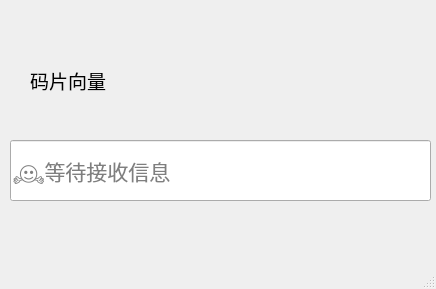
Above: CDM/ui/receiver.ui from metetorsnow/CN-expi-channel-reuse before the change. Below: the same form after it.
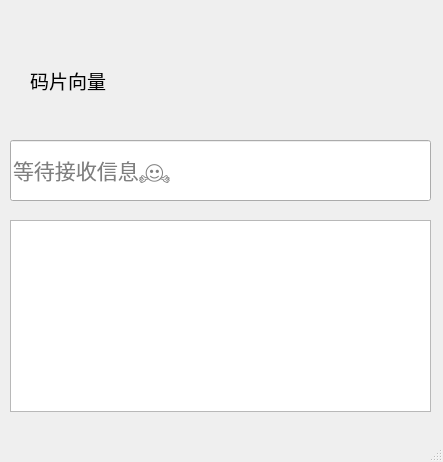
That is the form after the change.

```diff
--- a/CDM/ui/receiver.ui
+++ b/CDM/ui/receiver.ui
@@ -6,8 +6,8 @@
    <rect>
     <x>0</x>
     <y>0</y>
-    <width>436</width>
-    <height>289</height>
+    <width>443</width>
+    <height>462</height>
    </rect>
   </property>
   <property name="font">
@@ -43,7 +43,7 @@
      <bool>true</bool>
     </property>
     <property name="placeholderText">
-     <string>🤗等待接收信息</string>
+     <string>等待接收信息🤗</string>
     </property>
    </widget>
    <widget class="QLabel" name="label">
@@ -65,6 +65,23 @@
      <string>码片向量</string>
     </property>
    </widget>
+   <widget class="QTextBrowser" name="textBrowser">
+    <property name="geometry">
+     <rect>
+      <x>10</x>
+      <y>220</y>
+      <width>421</width>
+      <height>192</height>
+     </rect>
+    </property>
+    <property name="font">
+     <font>
+      <family>CaskaydiaCove NFM SemiBold</family>
+      <weight>75</weight>
+      <bold>true</bold>
+     </font>
+    </property>
+   </widget>
   </widget>
   <widget class="QMenuBar" name="menubar">
    <property name="geometry">
```
Left out of the diff: 2 changed lines with no effect on the pictures.
